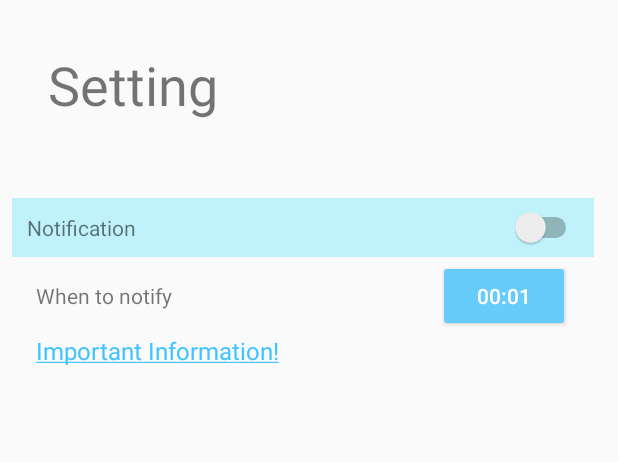
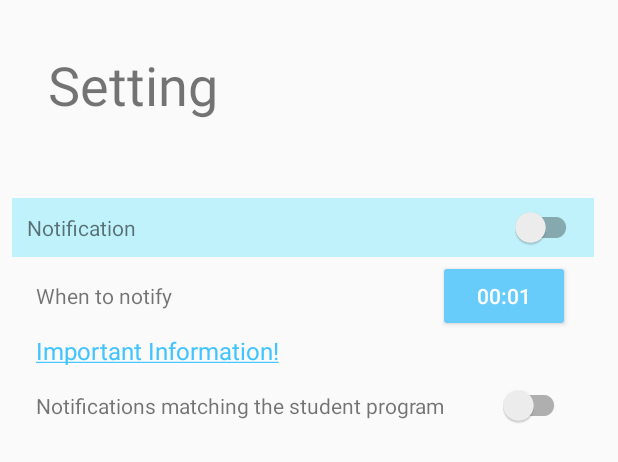
Before and after one commit to EiTair/tanachyomi, an Android app: the layout activity_setting.xml on its own in the app's theme, with its tools: preview values and no code run, on a phone screen of 412 x 824 dp. Shown: the top 462 px of the screen. Run offline under Robolectric (Android 15) with nearby library versions, the phone set to English and light mode, and no system bars.

Commit message:
12 - student program

```diff
--- a/app/build.gradle
+++ b/app/build.gradle
@@ -10,8 +10,8 @@ android {
         applicationId "com.eitankri.tanachyomi"
         minSdkVersion 23
         targetSdkVersion 31
-        versionCode 11
-        versionName "1.0.9"
+        versionCode 12
+        versionName "1.1.0"
 
         testInstrumentationRunner "androidx.test.runner.AndroidJUnitRunner"
     }
--- a/app/src/main/res/layout/activity_setting.xml
+++ b/app/src/main/res/layout/activity_setting.xml
@@ -42,7 +42,7 @@
         app:layout_constraintStart_toStartOf="parent"
         app:layout_constraintTop_toBottomOf="@+id/textView4" />
 
-    <Switch
+    <com.google.android.material.switchmaterial.SwitchMaterial
         android:id="@+id/switchSettingToNotifi"
         android:layout_width="wrap_content"
         android:layout_height="wrap_content"
@@ -58,6 +58,7 @@
         android:layout_width="0dp"
         android:layout_height="wrap_content"
         app:layout_constraintEnd_toEndOf="@+id/textView2"
+        app:layout_constraintHorizontal_bias="1.0"
         app:layout_constraintStart_toStartOf="@+id/textView2"
         app:layout_constraintTop_toBottomOf="@+id/textView2">
 
@@ -88,15 +89,33 @@
             android:layout_width="wrap_content"
             android:layout_height="wrap_content"
             android:layout_marginTop="16dp"
-            android:layout_marginBottom="16dp"
             android:autoLink="none"
             android:text="@string/Important_massage"
             android:textColor="#40C4FF"
             android:textColorLink="#FFFFFF"
             android:textSize="16sp"
-            app:layout_constraintBottom_toBottomOf="parent"
             app:layout_constraintStart_toStartOf="@+id/textView3"
             app:layout_constraintTop_toBottomOf="@+id/textView3" />
+
+        <TextView
+            android:id="@+id/textViewIsStudent"
+            android:layout_width="wrap_content"
+            android:layout_height="wrap_content"
+            android:layout_marginTop="16dp"
+            android:layout_marginBottom="24dp"
+            android:text="@string/isStudent"
+            app:layout_constraintBottom_toBottomOf="parent"
+            app:layout_constraintStart_toStartOf="@+id/textViewImportantMassage"
+            app:layout_constraintTop_toBottomOf="@+id/textViewImportantMassage" />
+
+        <com.google.android.material.switchmaterial.SwitchMaterial
+            android:id="@+id/switchIsStudent"
+            android:layout_width="wrap_content"
+            android:layout_height="wrap_content"
+            android:clickable="false"
+            app:layout_constraintBottom_toBottomOf="@+id/textViewIsStudent"
+            app:layout_constraintEnd_toEndOf="@+id/buttonSettingSetAlarmTime"
+            app:layout_constraintTop_toTopOf="@+id/textViewIsStudent" />
     </androidx.constraintlayout.widget.ConstraintLayout>
 
 </androidx.constraintlayout.widget.ConstraintLayout>
--- a/app/src/main/res/values/strings.xml
+++ b/app/src/main/res/values/strings.xml
@@ -11,4 +11,5 @@
     <string name="important_dialog_title">Important Information</string>
     <string name="important_dialogText">On some cell phones <b>in order for the alerts to work after the cell phone is turned off </b>, the \"Autostart\" option must be activated in the app info.</string>
     <string name="for_info_important_dialog">Go to \"app Info\"</string>
+    <string name="isStudent">Notifications matching the student program</string>
 </resources>
```
Also changed, not shown: app/src/main/java/com/eitankri/tanachyomi/MainActivity.java (+37 -9 lines), app/src/main/java/com/eitankri/tanachyomi/ParekYomiCalculator.java (+37 -9 lines), app/src/main/java/com/eitankri/tanachyomi/SettingActivity.java (+8 -2 lines), app/src/main/java/com/eitankri/tanachyomi/reminderBroadcast.java (+8 -2 lines), 1 other file.
